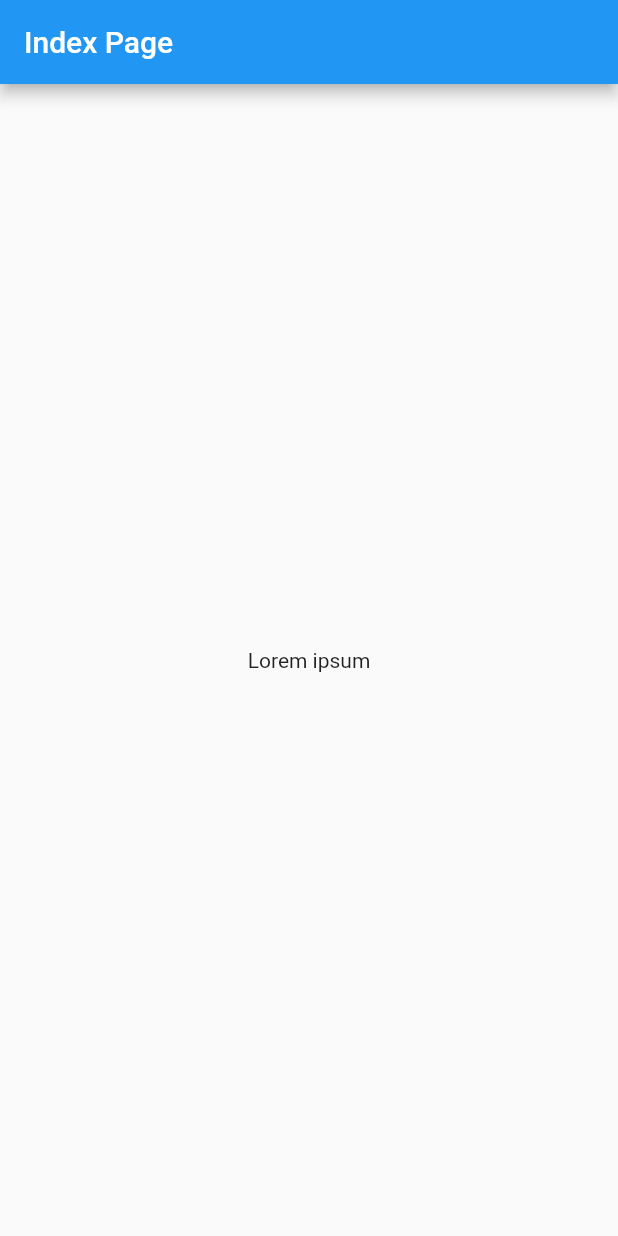
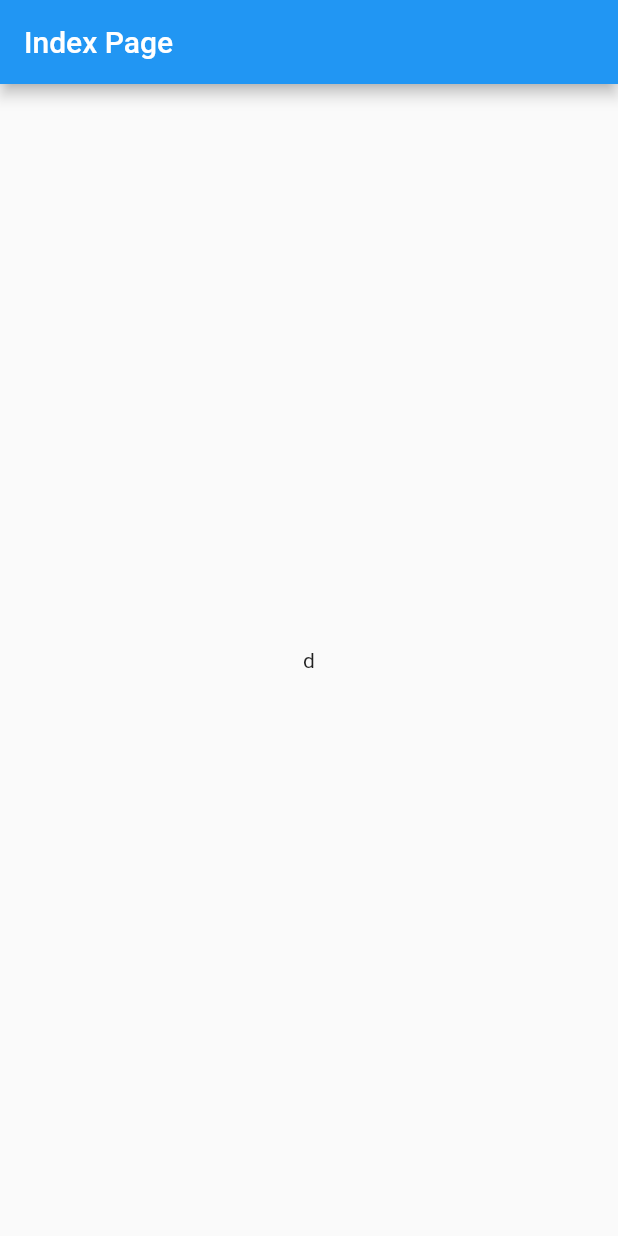
Before and after one commit to NijatTagizada/render_object, a Flutter app: the screen it shows after launch, on a phone screen of 412 x 824 dp. Run offline on Flutter 3.47's test engine with Material 2 defaults, Android fonts, the phone set to English and light mode, and no system bars.

Commit message:
added SingleChildRenderObjectWidget example

```diff
--- /dev/null
+++ b/lib/components/my_center.dart
@@ -0,0 +1,44 @@
+import 'package:flutter/rendering.dart';
+import 'package:flutter/widgets.dart';
+
+class MyCenter extends SingleChildRenderObjectWidget {
+  const MyCenter({Key? key, required Widget child})
+      : super(key: key, child: child);
+
+  @override
+  RenderObject createRenderObject(BuildContext context) {
+    return _RenderMyCenter();
+  }
+}
+
+class _RenderMyCenter extends RenderBox
+    with RenderObjectWithChildMixin<RenderBox> {
+  @override
+  void performLayout() {
+    if (child != null) {
+      child!.layout(constraints.loosen(), parentUsesSize: true);
+
+      size = constraints.biggest;
+      var parentData = child!.parentData as BoxParentData;
+
+      double dx = (constraints.maxWidth - child!.size.width) / 2;
+      double dy = (constraints.maxHeight - child!.size.height) / 2;
+
+      print(dx);
+      print(dy);
+
+      parentData.offset = Offset(dx, dy);
+    } else {
+      size = Size(0, 0);
+    }
+  }
+
+  @override
+  void paint(PaintingContext context, Offset offset) {
+    if (child != null) {
+      var parentData = child!.parentData as BoxParentData;
+      print(offset.toString());
+      context.paintChild(child!, offset + parentData.offset);
+    }
+  }
+}
--- a/lib/main.dart
+++ b/lib/main.dart
@@ -1,4 +1,5 @@
 import 'package:flutter/material.dart';
+import 'package:render_object/components/my_center.dart';
 
 void main() {
   runApp(const MyApp());
@@ -9,26 +10,25 @@ class MyApp extends StatelessWidget {
   @override
   Widget build(BuildContext context) {
     return MaterialApp(
+      debugShowCheckedModeBanner: false,
       title: 'Flutter Demo',
       theme: ThemeData(
         primarySwatch: Colors.blue,
       ),
-      home: const IndexPage(),
+      home: IndexPage(),
     );
   }
 }
 
 class IndexPage extends StatelessWidget {
-  const IndexPage({Key? key}) : super(key: key);
-
   @override
   Widget build(BuildContext context) {
     return Scaffold(
       appBar: AppBar(
         title: const Text('Index Page'),
       ),
-      body: const Center(
-        child: Text('Lorem ipsum'),
+      body: MyCenter(
+        child: Text('d'),
       ),
     );
   }
```
